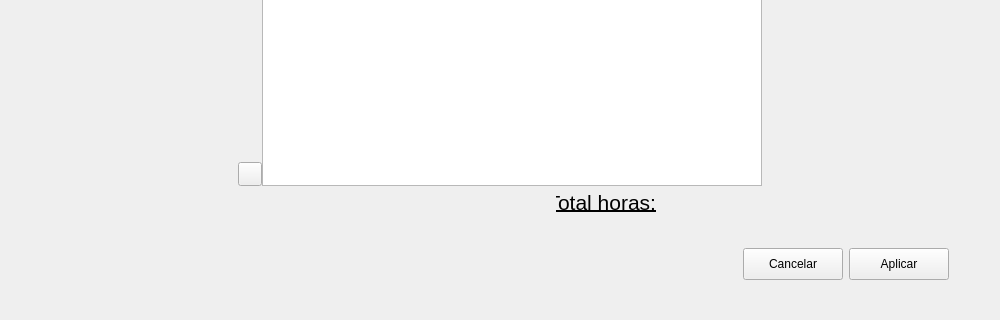
The window that src/forms/casehoursview.ui (damaro05/LawFirmPlatform) describes before a commit, drawn with Qt 5; both pictures show x 0 to 1000 and y 230 to 550 of the 1000 by 550 pixel window.
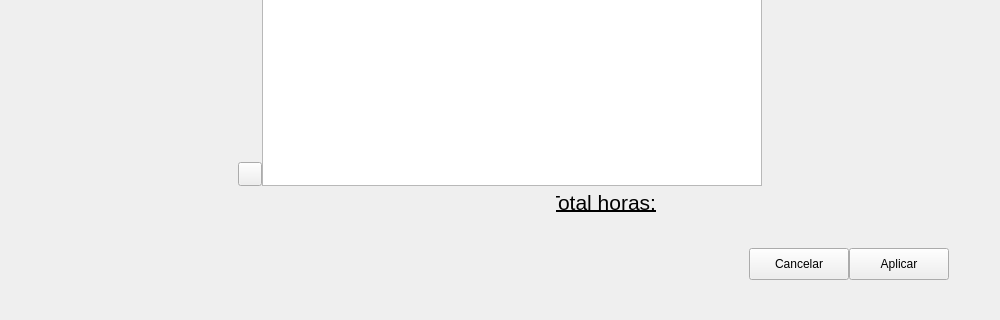
The same window after the commit. Icons and pictures are not drawn.

Diff of the .ui file:
```diff
--- a/src/forms/casehoursview.ui
+++ b/src/forms/casehoursview.ui
@@ -316,6 +316,9 @@
     <layout class="QVBoxLayout" name="verticalLayout_4">
      <item>
       <layout class="QHBoxLayout" name="horizontalLayout_6">
+       <property name="spacing">
+        <number>0</number>
+       </property>
        <item>
         <spacer name="horizontalSpacer_6">
          <property name="orientation">
```
Left out of the diff: 20 changed lines with no effect on the pictures.
